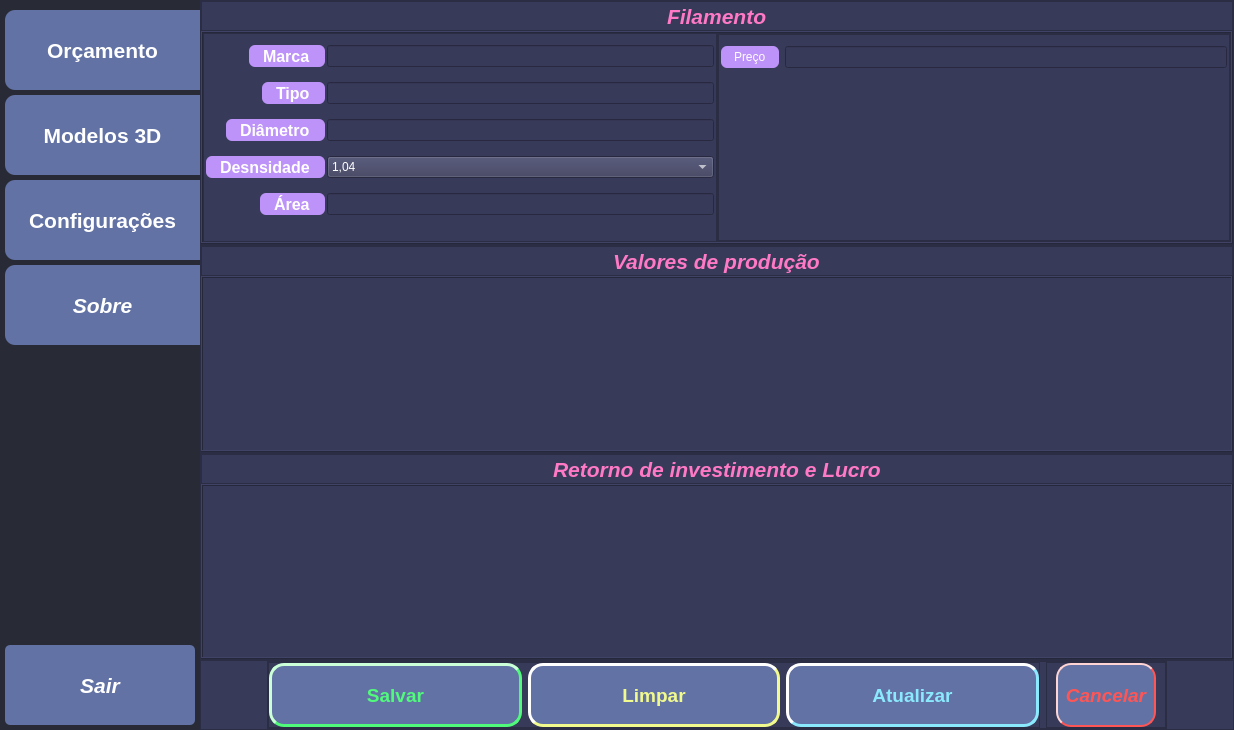
RobertooMota/orcamento_3d_print, file main.ui: the form before one commit.
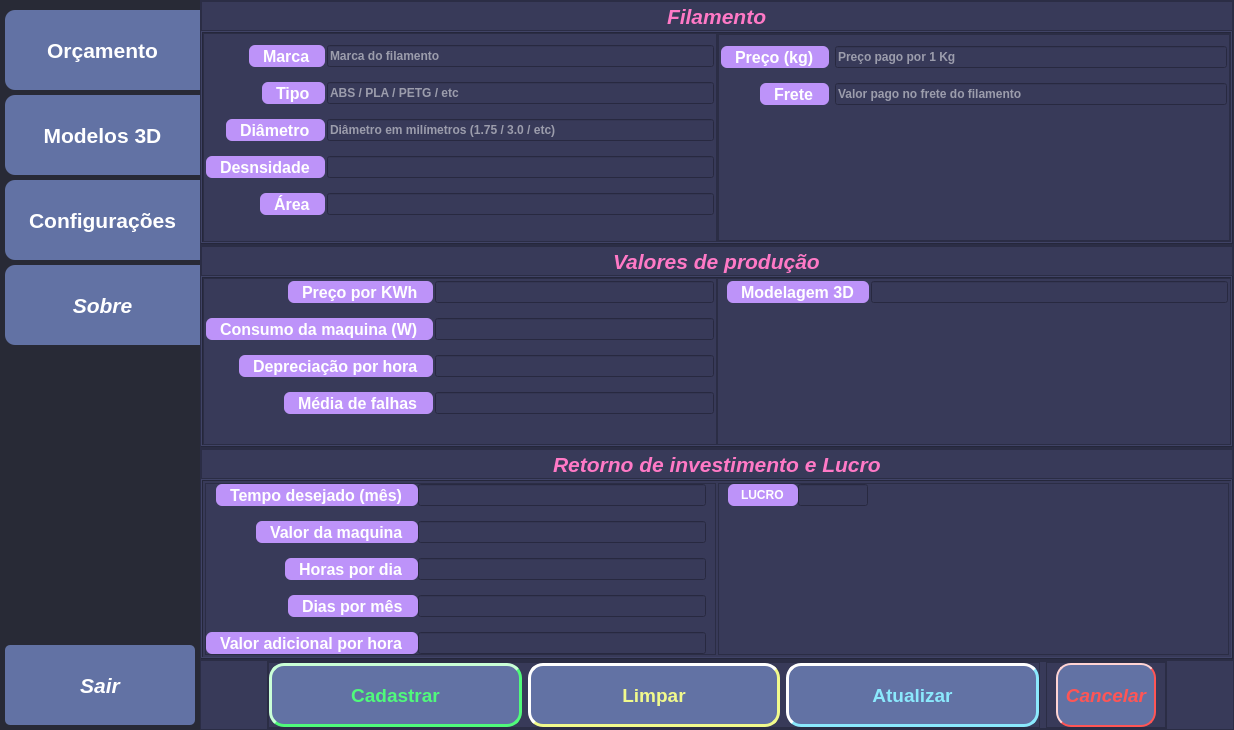
The form after the commit. The open tabs and pages were chosen to show the change. Icons and pictures are not drawn.

Commit message: atualizacao configuracoes

The edit to the form file:
```diff
--- a/main.ui
+++ b/main.ui
@@ -433,7 +433,10 @@
           <item row="0" column="0">
            <widget class="QStackedWidget" name="pgs_Operacao">
             <property name="styleSheet">
-             <string notr="true"/>
+             <string notr="true">QLineEdit{
+color:white;
+font-weight: bold;
+}</string>
             </property>
             <property name="frameShape">
              <enum>QFrame::NoFrame</enum>
@@ -445,7 +448,7 @@
              <number>0</number>
             </property>
             <property name="currentIndex">
-             <number>3</number>
+             <number>0</number>
             </property>
             <widget class="QWidget" name="pg_home">
              <layout class="QVBoxLayout" name="verticalLayout_4">
@@ -787,6 +790,9 @@
                             <string notr="true">color:white;
 </string>
                            </property>
+                           <property name="placeholderText">
+                            <string>Marca do filamento</string>
+                           </property>
                           </widget>
                          </item>
                          <item row="1" column="0">
@@ -812,7 +818,11 @@
                           </widget>
                          </item>
                          <item row="1" column="1">
-                          <widget class="QLineEdit" name="lineEdit_2"/>
+                          <widget class="QLineEdit" name="lineEdit_2">
+                           <property name="placeholderText">
+                            <string>ABS / PLA / PETG / etc</string>
+                           </property>
+                          </widget>
                          </item>
                          <item row="2" column="0">
                           <widget class="QLabel" name="label_3">
@@ -837,7 +847,11 @@
                           </widget>
                          </item>
                          <item row="2" column="1">
-                          <widget class="QLineEdit" name="lineEdit_3"/>
+                          <widget class="QLineEdit" name="lineEdit_3">
+                           <property name="placeholderText">
+                            <string>Diâmetro em milímetros (1.75 / 3.0 / etc)</string>
+                           </property>
+                          </widget>
                          </item>
                          <item row="3" column="0">
                           <widget class="QLabel" name="label_4">
@@ -861,26 +875,13 @@
                            </property>
                           </widget>
                          </item>
-                         <item row="3" column="1">
-                          <widget class="QComboBox" name="comboBox">
-                           <property name="styleSheet">
-                            <string notr="true">color:white;</string>
+                         <item row="4" column="1">
+                          <widget class="QLineEdit" name="lineEdit_5">
+                           <property name="readOnly">
+                            <bool>true</bool>
                            </property>
-                           <item>
-                            <property name="text">
-                             <string>1,04</string>
-                            </property>
-                           </item>
-                           <item>
-                            <property name="text">
-                             <string>1,24</string>
-                            </property>
-                           </item>
                           </widget>
                          </item>
-                         <item row="4" column="1">
-                          <widget class="QLineEdit" name="lineEdit_5"/>
-                         </item>
                          <item row="4" column="0">
                           <widget class="QLabel" name="label_5">
                            <property name="font">
@@ -903,6 +904,16 @@
                            </property>
                           </widget>
                          </item>
+                         <item row="3" column="1">
+                          <widget class="QLineEdit" name="lineEdit_6">
+                           <property name="readOnly">
+                            <bool>true</bool>
+                           </property>
+                           <property name="placeholderText">
+                            <string/>
+                           </property>
+                          </widget>
+                         </item>
                         </layout>
                        </item>
                       </layout>
@@ -971,7 +982,7 @@
                           <item>
                            <layout class="QFormLayout" name="formLayout_2">
                             <property name="labelAlignment">
-                             <set>Qt::AlignLeading|Qt::AlignLeft|Qt::AlignVCenter</set>
+                             <set>Qt::AlignRight|Qt::AlignTrailing|Qt::AlignVCenter</set>
                             </property>
                             <property name="formAlignment">
                              <set>Qt::AlignLeading|Qt::AlignLeft|Qt::AlignTop</set>
@@ -987,6 +998,12 @@
                             </property>
                             <item row="0" column="0">
                              <widget class="QLabel" name="label_8">
+                              <property name="font">
+                               <font>
+                                <pointsize>12</pointsize>
+                                <bold>true</bold>
+                               </font>
+                              </property>
                               <property name="styleSheet">
                                <string notr="true">background-color:#bd93f9;
 border: 0px solid;
@@ -997,12 +1014,45 @@
 </string>
                               </property>
                               <property name="text">
-                               <string>Preço</string>
+                               <string>Preço (kg)</string>
                               </property>
                              </widget>
                             </item>
                             <item row="0" column="1">
-                             <widget class="QLineEdit" name="lineEdit_4"/>
+                             <widget class="QLineEdit" name="lineEdit_4">
+                              <property name="placeholderText">
+                               <string>Preço pago por 1 Kg</string>
+                              </property>
+                             </widget>
+                            </item>
+                            <item row="1" column="0">
+                             <widget class="QLabel" name="label_9">
+                              <property name="font">
+                               <font>
+                                <pointsize>12</pointsize>
+                                <bold>true</bold>
+                               </font>
+                              </property>
+                              <property name="styleSheet">
+                               <string notr="true">background-color:#bd93f9;
+border: 0px solid;
+border-radius:6px;
+padding-right:10px;
+padding-left:10px;
+color:white;
+</string>
+                              </property>
+                              <property name="text">
+                               <string>Frete</string>
+                              </property>
+                             </widget>
+                            </item>
+                            <item row="1" column="1">
+                             <widget class="QLineEdit" name="lineEdit_7">
+                              <property name="placeholderText">
+                               <string>Valor pago no frete do filamento</string>
+                              </property>
+                             </widget>
                             </item>
                            </layout>
                           </item>
@@ -1087,6 +1137,9 @@
                         <bold>true</bold>
                        </font>
                       </property>
+                      <property name="toolTip">
+                       <string/>
+                      </property>
                       <property name="styleSheet">
                        <string notr="true">
 color:#ff79c6;
@@ -1102,13 +1155,23 @@
                  </item>
                  <item>
                   <widget class="QFrame" name="frame_4">
+                   <property name="styleSheet">
+                    <string notr="true">QLabel{
+background-color:#bd93f9;
+border: 0px solid;
+border-radius:6px;
+padding-right:10px;
+padding-left:10px;
+color:white;
+}</string>
+                   </property>
                    <property name="frameShape">
                     <enum>QFrame::Box</enum>
                    </property>
                    <property name="frameShadow">
                     <enum>QFrame::Raised</enum>
                    </property>
-                   <layout class="QVBoxLayout" name="verticalLayout_13">
+                   <layout class="QHBoxLayout" name="horizontalLayout_8">
                     <property name="spacing">
                      <number>0</number>
                     </property>
@@ -1124,6 +1187,196 @@
                     <property name="bottomMargin">
                      <number>0</number>
                     </property>
+                    <item>
+                     <widget class="QFrame" name="frame_13">
+                      <property name="maximumSize">
+                       <size>
+                        <width>1111111</width>
+                        <height>16777215</height>
+                       </size>
+                      </property>
+                      <property name="frameShape">
+                       <enum>QFrame::StyledPanel</enum>
+                      </property>
+                      <property name="frameShadow">
+                       <enum>QFrame::Raised</enum>
+                      </property>
+                      <layout class="QHBoxLayout" name="horizontalLayout_9">
+                       <property name="spacing">
+                        <number>2</number>
+                       </property>
+                       <property name="leftMargin">
+                        <number>2</number>
+                       </property>
+                       <property name="topMargin">
+                        <number>2</number>
+                       </property>
+                       <property name="rightMargin">
+                        <number>2</number>
+                       </property>
+                       <property name="bottomMargin">
+                        <number>2</number>
+                       </property>
+                       <item>
+                        <layout class="QFormLayout" name="formLayout_3">
+                         <property name="labelAlignment">
+                          <set>Qt::AlignRight|Qt::AlignTrailing|Qt::AlignVCenter</set>
+                         </property>
+                         <property name="verticalSpacing">
+                          <number>15</number>
+                         </property>
+                         <item row="0" column="0">
+                          <widget class="QLabel" name="label_10">
+                           <property name="font">
+                            <font>
+                             <pointsize>12</pointsize>
+                             <bold>true</bold>
+                            </font>
+                           </property>
+                           <property name="styleSheet">
+                            <string notr="true">background-color:#bd93f9;
+border: 0px solid;
+border-radius:6px;
+padding-right:10px;
+padding-left:10px;
+color:white;
+</string>
+                           </property>
+                           <property name="text">
+                            <string>Preço por KWh</string>
+                           </property>
+                          </widget>
+                         </item>
+                         <item row="3" column="0">
+                          <widget class="QLabel" name="label_11">
+                           <property name="font">
+                            <font>
+                             <pointsize>12</pointsize>
+                             <bold>true</bold>
+                            </font>
+                           </property>
+                           <property name="styleSheet">
+                            <string notr="true">background-color:#bd93f9;
+border: 0px solid;
+border-radius:6px;
+padding-right:10px;
+padding-left:10px;
+color:white;
+</string>
+                           </property>
+                           <property name="text">
+                            <string>Média de falhas</string>
+                           </property>
+                          </widget>
+                         </item>
+                         <item row="1" column="0">
+                          <widget class="QLabel" name="label_12">
+                           <property name="font">
+                            <font>
+                             <pointsize>12</pointsize>
+                             <bold>true</bold>
+                            </font>
+                           </property>
+                           <property name="styleSheet">
+                            <string notr="true">background-color:#bd93f9;
+border: 0px solid;
+border-radius:6px;
+padding-right:10px;
+padding-left:10px;
+color:white;
+</string>
+                           </property>
+                           <property name="text">
+                            <string>Consumo da maquina (W)</string>
+                           </property>
+                          </widget>
+                         </item>
+                         <item row="2" column="0">
+                          <widget class="QLabel" name="label_13">
+                           <property name="font">
+                            <font>
+                             <pointsize>12</pointsize>
+                             <bold>true</bold>
+                            </font>
+                           </property>
+                           <property name="styleSheet">
+                            <string notr="true">background-color:#bd93f9;
+border: 0px solid;
+border-radius:6px;
+padding-right:10px;
+padding-left:10px;
+color:white;
+</string>
+                           </property>
+                           <property name="text">
+                            <string>Depreciação por hora</string>
+                           </property>
+                          </widget>
+                         </item>
+                         <item row="0" column="1">
+                          <widget class="QLineEdit" name="lineEdit_8"/>
+                         </item>
+                         <item row="1" column="1">
+                          <widget class="QLineEdit" name="lineEdit_9"/>
+                         </item>
+                         <item row="2" column="1">
+                          <widget class="QLineEdit" name="lineEdit_10"/>
+                         </item>
+                         <item row="3" column="1">
+                          <widget class="QLineEdit" name="lineEdit_11"/>
+                         </item>
+                        </layout>
+                       </item>
+                      </layout>
+                     </widget>
+                    </item>
+                    <item>
+                     <widget class="QFrame" name="frame_14">
+                      <property name="frameShape">
+                       <enum>QFrame::StyledPanel</enum>
+                      </property>
+                      <property name="frameShadow">
+                       <enum>QFrame::Raised</enum>
+                      </property>
+                      <layout class="QHBoxLayout" name="horizontalLayout_10">
+                       <property name="spacing">
+                        <number>2</number>
+                       </property>
+                       <property name="topMargin">
+                        <number>2</number>
+                       </property>
+                       <property name="rightMargin">
+                        <number>2</number>
+                       </property>
+                       <property name="bottomMargin">
+                        <number>2</number>
+                       </property>
+                       <item>
+                        <layout class="QFormLayout" name="formLayout_4">
+                         <property name="verticalSpacing">
+                          <number>15</number>
+                         </property>
+                         <item row="0" column="0">
+                          <widget class="QLabel" name="label_14">
+                           <property name="font">
+                            <font>
+                             <pointsize>12</pointsize>
+                             <bold>true</bold>
+                            </font>
+                           </property>
+                           <property name="text">
+                            <string>Modelagem 3D</string>
+                           </property>
+                          </widget>
+                         </item>
+                         <item row="0" column="1">
+                          <widget class="QLineEdit" name="lineEdit_12"/>
+                         </item>
+                        </layout>
+                       </item>
+                      </layout>
+                     </widget>
+                    </item>
                    </layout>
                   </widget>
                  </item>
@@ -1199,6 +1452,9 @@
                         <bold>true</bold>
                        </font>
                       </property>
+                      <property name="toolTip">
+                       <string>Retorno do investimento na maquina (em quanto tempo quer pagar a maquina?)</string>
+                      </property>
                       <property name="styleSheet">
                        <string notr="true">
 color:#ff79c6;
@@ -1214,12 +1470,218 @@
                  </item>
                  <item>
                   <widget class="QFrame" name="frame_6">
+                   <property name="styleSheet">
+                    <string notr="true">QLabel{
+background-color:#bd93f9;
+border: 0px solid;
+border-radius:6px;
+padding-right:10px;
+padding-left:10px;
+color:white;
+font-weight: bold;
+
+}</string>
+                   </property>
                    <property name="frameShape">
                     <enum>QFrame::Box</enum>
                    </property>
                    <property name="frameShadow">
                     <enum>QFrame::Raised</enum>
                    </property>
+                   <layout class="QHBoxLayout" name="horizontalLayout_11">
+                    <property name="spacing">
+                     <number>2</number>
+                    </property>
+                    <property name="leftMargin">
+                     <number>2</number>
+                    </property>
+                    <property name="topMargin">
+                     <number>2</number>
+                    </property>
+                    <property name="rightMargin">
+                     <number>2</number>
+                    </property>
+                    <property name="bottomMargin">
+                     <number>2</number>
+                    </property>
+                    <item>
+                     <widget class="QFrame" name="frame_15">
+                      <property name="maximumSize">
+                       <size>
+                        <width>1111111</width>
+                        <height>16777215</height>
+                       </size>
+                      </property>
+                      <property name="frameShape">
+                       <enum>QFrame::StyledPanel</enum>
+                      </property>
+                      <property name="frameShadow">
+                       <enum>QFrame::Raised</enum>
+                      </property>
+                      <layout class="QHBoxLayout" name="horizontalLayout_12">
+                       <property name="spacing">
+                        <number>0</number>
+                       </property>
+                       <property name="leftMargin">
+                        <number>0</number>
+                       </property>
+                       <property name="topMargin">
+                        <number>0</number>
+                       </property>
+                       <property name="rightMargin">
+                        <number>0</number>
+                       </property>
+                       <property name="bottomMargin">
+                        <number>0</number>
+                       </property>
+                       <item>
+                        <layout class="QFormLayout" name="formLayout_6">
+                         <property name="labelAlignment">
+                          <set>Qt::AlignRight|Qt::AlignTrailing|Qt::AlignVCenter</set>
+                         </property>
+                         <property name="verticalSpacing">
+                          <number>15</number>
+                         </property>
+                         <property name="rightMargin">
+                          <number>9</number>
+                         </property>
+                         <item row="0" column="0">
+                          <widget class="QLabel" name="label_15">
+                           <property name="font">
+                            <font>
+                             <pointsize>12</pointsize>
+                             <bold>true</bold>
+                            </font>
+                           </property>
+                           <property name="text">
+                            <string>Tempo desejado (mês)</string>
+                           </property>
+                          </widget>
+                         </item>
+                         <item row="1" column="0">
+                          <widget class="QLabel" name="label_16">
+                           <property name="font">
+                            <font>
+                             <pointsize>12</pointsize>
+                             <bold>true</bold>
+                            </font>
+                           </property>
+                           <property name="text">
+                            <string>Valor da maquina</string>
+                           </property>
+                          </widget>
+                         </item>
+                         <item row="2" column="0">
+                          <widget class="QLabel" name="label_17">
+                           <property name="font">
+                            <font>
+                             <pointsize>12</pointsize>
+                             <bold>true</bold>
+                            </font>
+                           </property>
+                           <property name="text">
+                            <string>Horas por dia</string>
+                           </property>
+                          </widget>
+                         </item>
+                         <item row="3" column="0">
+                          <widget class="QLabel" name="label_18">
+                           <property name="font">
+                            <font>
+                             <pointsize>12</pointsize>
+                             <bold>true</bold>
+                            </font>
+                           </property>
+                           <property name="text">
+                            <string>Dias por mês</string>
+                           </property>
+                          </widget>
+                         </item>
+                         <item row="4" column="0">
+                          <widget class="QLabel" name="label_19">
+                           <property name="font">
+                            <font>
+                             <pointsize>12</pointsize>
+                             <bold>true</bold>
+                            </font>
+                           </property>
+                           <property name="text">
+                            <string>Valor adicional por hora</string>
+                           </property>
+                          </widget>
+                         </item>
+                         <item row="0" column="1">
+                          <widget class="QLineEdit" name="lineEdit_13"/>
+                         </item>
+                         <item row="1" column="1">
+                          <widget class="QLineEdit" name="lineEdit_14"/>
+                         </item>
+                         <item row="2" column="1">
+                          <widget class="QLineEdit" name="lineEdit_15"/>
+                         </item>
+                         <item row="3" column="1">
+                          <widget class="QLineEdit" name="lineEdit_16"/>
+                         </item>
+                         <item row="4" column="1">
+                          <widget class="QLineEdit" name="lineEdit_17"/>
+                         </item>
+                        </layout>
+                       </item>
+                      </layout>
+                     </widget>
+                    </item>
+                    <item>
+                     <widget class="QFrame" name="frame_16">
+                      <property name="frameShape">
+                       <enum>QFrame::StyledPanel</enum>
+                      </property>
+                      <property name="frameShadow">
+                       <enum>QFrame::Raised</enum>
+                      </property>
+                      <layout class="QHBoxLayout" name="horizontalLayout_13">
+                       <property name="spacing">
+                        <number>0</number>
+                       </property>
+                       <property name="leftMargin">
+                        <number>0</number>
+                       </property>
+                       <property name="topMargin">
+                        <number>0</number>
+                       </property>
+                       <property name="rightMargin">
+                        <number>0</number>
+                       </property>
+                       <property name="bottomMargin">
+                        <number>0</number>
+                       </property>
+                       <item>
+                        <layout class="QFormLayout" name="formLayout_7">
+                         <property name="leftMargin">
+                          <number>9</number>
+                         </property>
+                         <item row="0" column="0">
+                          <widget class="QLabel" name="label_20">
+                           <property name="text">
+                            <string>LUCRO</string>
+                           </property>
+                          </widget>
+                         </item>
+                         <item row="0" column="1">
+                          <widget class="QLineEdit" name="lineEdit_18">
+                           <property name="maximumSize">
+                            <size>
+                             <width>70</width>
+                             <height>16777215</height>
+                            </size>
+                           </property>
+                          </widget>
+                         </item>
+                        </layout>
+                       </item>
+                      </layout>
+                     </widget>
+                    </item>
+                   </layout>
                   </widget>
                  </item>
                 </layout>
@@ -1347,7 +1809,7 @@
 }</string>
                          </property>
                          <property name="text">
-                          <string>Salvar</string>
+                          <string>Cadastrar</string>
                          </property>
                         </widget>
                        </item>
```
The commit also changes 2 other files.
